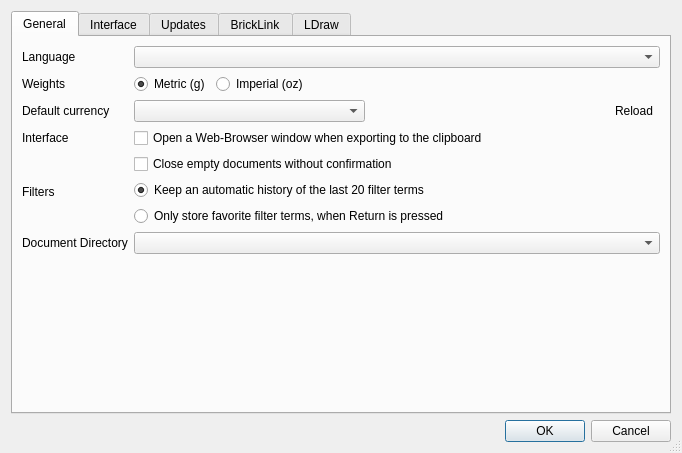
Old version of the form src/settingsdialog.ui in the repository rgriebl/brickstore.
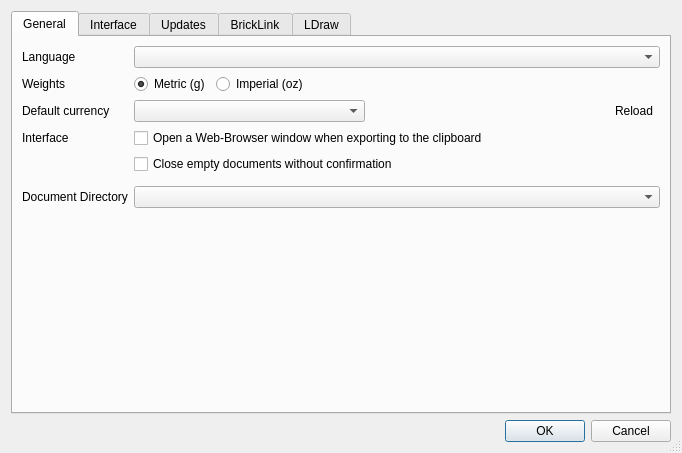
New version of the form. Icons and pictures are not drawn.

Commit message:
Filter edits are fixed to favorites mode now
History mode sadly really doesn't work very well in practice.

Patch:
```diff
--- a/src/settingsdialog.ui
+++ b/src/settingsdialog.ui
@@ -205,23 +205,6 @@
           <property name="bottomMargin">
            <number>0</number>
           </property>
-          <item>
-           <widget class="QRadioButton" name="w_filtermode_history">
-            <property name="text">
-             <string>Keep an automatic history of the last 20 filter terms</string>
-            </property>
-            <property name="checked">
-             <bool>true</bool>
-            </property>
-           </widget>
-          </item>
-          <item>
-           <widget class="QRadioButton" name="w_filtermode_favorites">
-            <property name="text">
-             <string>Only store favorite filter terms, when Return is pressed</string>
-            </property>
-           </widget>
-          </item>
          </layout>
         </widget>
        </item>
@@ -239,13 +222,6 @@
          </property>
         </widget>
        </item>
-       <item row="6" column="0">
-        <widget class="QLabel" name="label">
-         <property name="text">
-          <string>Filters</string>
-         </property>
-        </widget>
-       </item>
       </layout>
      </widget>
      <widget class="QWidget" name="interface">
```
The commit also changes 6 other files.
